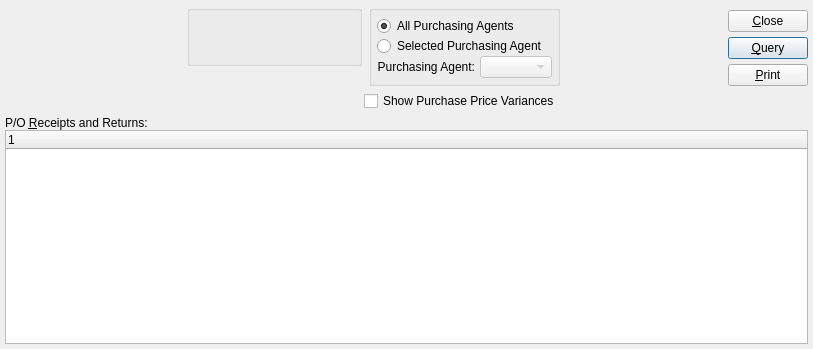
Before: the Qt Designer form xtuple/trunk/guiclient/dspPoItemReceivingsByDate.ui in WooodHead/xtuple, drawn with Qt 5.
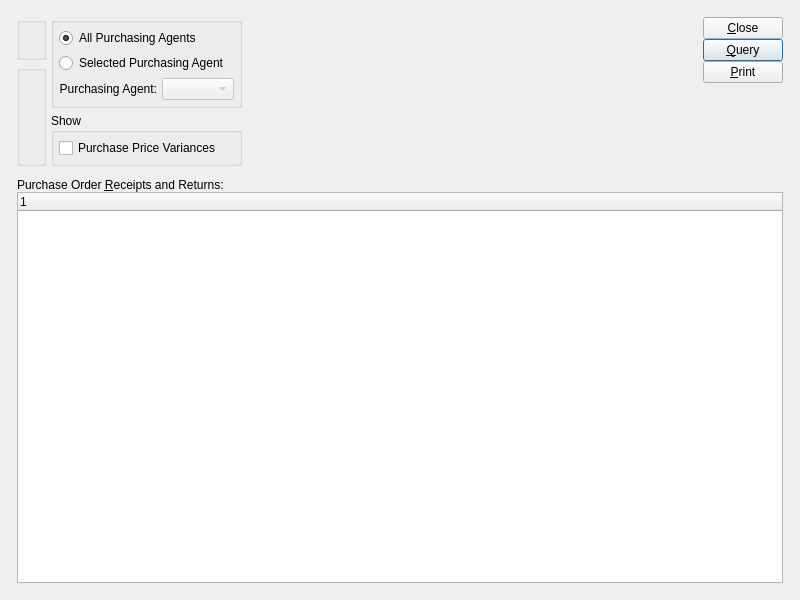
After: the same form once the commit is applied. Custom widgets are drawn as their Qt base class.

What changed in the file:
```diff
--- a/xtuple/trunk/guiclient/dspPoItemReceivingsByDate.ui
+++ b/xtuple/trunk/guiclient/dspPoItemReceivingsByDate.ui
@@ -13,110 +13,40 @@
    <rect>
     <x>0</x>
     <y>0</y>
-    <width>813</width>
-    <height>349</height>
+    <width>800</width>
+    <height>600</height>
    </rect>
   </property>
   <property name="windowTitle" >
    <string>Receipts and Returns by Date</string>
   </property>
-   <layout class="QVBoxLayout" >
-    <item>
-     <layout class="QHBoxLayout" >
+  <layout class="QGridLayout" name="gridLayout_7" >
+   <item row="0" column="0" >
+    <layout class="QGridLayout" name="gridLayout_6" >
       <property name="margin" >
-       <number>0</number>
+      <number>12</number>
       </property>
       <property name="spacing" >
-       <number>7</number>
-      </property>
+      <number>12</number>
+     </property>
+     <item row="0" column="0" >
+      <layout class="QHBoxLayout" name="horizontalLayout" >
       <item>
-       <layout class="QVBoxLayout" >
-        <property name="margin" >
-         <number>0</number>
-        </property>
-        <property name="spacing" >
-         <number>5</number>
-        </property>
-        <item>
-         <layout class="QHBoxLayout" >
-          <property name="margin" >
-           <number>0</number>
-          </property>
-          <property name="spacing" >
-           <number>7</number>
-          </property>
-          <item>
-           <layout class="QVBoxLayout" >
-            <property name="margin" >
-             <number>0</number>
-            </property>
-            <property name="spacing" >
-             <number>0</number>
-            </property>
-            <item>
+        <layout class="QGridLayout" name="gridLayout_5" >
+         <item row="0" column="0" >
+          <widget class="QGroupBox" name="_dateGroup" >
+           <property name="title" >
+            <string/>
+           </property>
+           <layout class="QGridLayout" name="gridLayout_2" >
+            <item row="0" column="0" >
              <widget class="DateCluster" name="_dates" />
             </item>
-            <item>
-             <spacer>
-              <property name="orientation" >
-               <enum>Qt::Vertical</enum>
-              </property>
-              <property name="sizeType" >
-               <enum>QSizePolicy::Preferred</enum>
-              </property>
-              <property name="sizeHint" >
-               <size>
-                <width>20</width>
-                <height>30</height>
-               </size>
-              </property>
-             </spacer>
-            </item>
            </layout>
-          </item>
-          <item>
-           <layout class="QVBoxLayout" >
-            <property name="margin" >
-             <number>0</number>
-            </property>
-            <property name="spacing" >
-             <number>0</number>
-            </property>
-            <item>
-             <widget class="WarehouseGroup" name="_warehouse" >
-              <property name="title" >
-               <string/>
-              </property>
-             </widget>
-            </item>
-            <item>
-             <spacer>
-              <property name="orientation" >
-               <enum>Qt::Vertical</enum>
-              </property>
-              <property name="sizeType" >
-               <enum>QSizePolicy::Preferred</enum>
-              </property>
-              <property name="sizeHint" >
-               <size>
-                <width>16</width>
-                <height>20</height>
-               </size>
-              </property>
-             </spacer>
-            </item>
-           </layout>
-          </item>
-          <item>
+          </widget>
+         </item>
+         <item rowspan="2" row="0" column="1" >
            <widget class="QGroupBox" name="_purchasingAgentGroup" >
-            <property name="sizePolicy" >
-             <sizepolicy>
-              <hsizetype>5</hsizetype>
-              <vsizetype>0</vsizetype>
-              <horstretch>0</horstretch>
-              <verstretch>0</verstretch>
-             </sizepolicy>
-            </property>
             <property name="minimumSize" >
              <size>
               <width>0</width>
@@ -126,14 +56,8 @@
             <property name="title" >
              <string/>
             </property>
-            <layout class="QVBoxLayout" >
-             <property name="margin" >
-              <number>5</number>
-             </property>
-             <property name="spacing" >
-              <number>0</number>
-             </property>
-             <item>
+           <layout class="QGridLayout" name="gridLayout_3" >
+            <item row="0" column="0" >
               <widget class="QRadioButton" name="_allPurchasingAgents" >
                <property name="text" >
                 <string>All Purchasing Agents</string>
@@ -143,18 +67,15 @@
                </property>
               </widget>
              </item>
-             <item>
+            <item row="1" column="0" >
               <widget class="QRadioButton" name="_selectedPurchasingAgent" >
                <property name="text" >
                 <string>Selected Purchasing Agent</string>
                </property>
               </widget>
              </item>
-             <item>
+            <item row="2" column="0" >
               <layout class="QHBoxLayout" >
-               <property name="margin" >
-                <number>0</number>
-               </property>
                <property name="spacing" >
                 <number>5</number>
                </property>
@@ -183,82 +104,53 @@
             </layout>
            </widget>
           </item>
-         </layout>
-        </item>
-        <item>
-         <layout class="QHBoxLayout" >
-          <property name="margin" >
-           <number>0</number>
-          </property>
-          <property name="spacing" >
-           <number>0</number>
-          </property>
-          <item>
-           <spacer>
-            <property name="orientation" >
-             <enum>Qt::Horizontal</enum>
-            </property>
-            <property name="sizeType" >
-             <enum>QSizePolicy::Expanding</enum>
-            </property>
-            <property name="sizeHint" >
-             <size>
-              <width>359</width>
-              <height>16</height>
-             </size>
-            </property>
-           </spacer>
-          </item>
-          <item>
+         <item rowspan="2" row="1" column="0" >
+          <widget class="WarehouseGroup" name="_warehouse" >
+           <property name="title" >
+            <string/>
+           </property>
+           <property name="fixedSize" >
+            <bool>false</bool>
+           </property>
+          </widget>
+         </item>
+         <item row="2" column="1" >
+          <widget class="QGroupBox" name="_showGroup" >
+           <property name="title" >
+            <string>Show</string>
+           </property>
+           <layout class="QGridLayout" name="gridLayout_4" >
+            <item row="0" column="0" >
            <widget class="XCheckBox" name="_showVariances" >
             <property name="text" >
-             <string>Show Purchase Price Variances</string>
+               <string>Purchase Price Variances</string>
             </property>
            </widget>
           </item>
          </layout>
+          </widget>
         </item>
        </layout>
       </item>
       <item>
-       <layout class="QVBoxLayout" >
-        <property name="margin" >
-         <number>0</number>
-        </property>
-        <property name="spacing" >
-         <number>0</number>
-        </property>
-        <item>
-         <layout class="QHBoxLayout" >
-          <property name="margin" >
-           <number>0</number>
-          </property>
-          <property name="spacing" >
-           <number>0</number>
-          </property>
-          <item>
-           <spacer>
+        <spacer name="horizontalSpacer" >
             <property name="orientation" >
              <enum>Qt::Horizontal</enum>
             </property>
-            <property name="sizeType" >
-             <enum>QSizePolicy::Expanding</enum>
-            </property>
-            <property name="sizeHint" >
+         <property name="sizeHint" stdset="0" >
              <size>
-              <width>20</width>
+           <width>0</width>
               <height>20</height>
              </size>
             </property>
            </spacer>
           </item>
           <item>
+        <layout class="QVBoxLayout" name="verticalLayout" >
+         <item>
            <layout class="QVBoxLayout" >
-            <property name="margin" >
-             <number>0</number>
-            </property>
             <property name="spacing" >
-             <number>5</number>
+            <number>0</number>
             </property>
             <item>
              <widget class="QPushButton" name="_close" >
@@ -289,20 +181,18 @@
             </item>
            </layout>
           </item>
-         </layout>
-        </item>
         <item>
          <spacer>
           <property name="orientation" >
            <enum>Qt::Vertical</enum>
           </property>
           <property name="sizeType" >
-           <enum>QSizePolicy::Preferred</enum>
-          </property>
-          <property name="sizeHint" >
+            <enum>QSizePolicy::Expanding</enum>
+           </property>
+           <property name="sizeHint" stdset="0" >
            <size>
-            <width>10</width>
-            <height>20</height>
+             <width>13</width>
+             <height>0</height>
            </size>
           </property>
          </spacer>
@@ -311,20 +201,33 @@
       </item>
      </layout>
     </item>
-    <item>
-     <layout class="QVBoxLayout" >
+     <item row="1" column="0" >
+      <widget class="QFrame" name="_frame" >
+       <property name="sizePolicy" >
+        <sizepolicy vsizetype="Expanding" hsizetype="Preferred" >
+         <horstretch>0</horstretch>
+         <verstretch>1</verstretch>
+        </sizepolicy>
+       </property>
+       <property name="frameShape" >
+        <enum>QFrame::NoFrame</enum>
+       </property>
+       <property name="frameShadow" >
+        <enum>QFrame::Raised</enum>
+       </property>
+       <layout class="QGridLayout" name="gridLayout" >
       <property name="margin" >
        <number>0</number>
       </property>
+        <item row="0" column="0" >
+         <layout class="QVBoxLayout" >
       <property name="spacing" >
        <number>0</number>
       </property>
       <item>
        <widget class="QLabel" name="_porecvLit" >
         <property name="sizePolicy" >
-         <sizepolicy>
-          <hsizetype>5</hsizetype>
-          <vsizetype>5</vsizetype>
+             <sizepolicy vsizetype="Preferred" hsizetype="Preferred" >
           <horstretch>0</horstretch>
           <verstretch>0</verstretch>
          </sizepolicy>
@@ -336,7 +239,7 @@
          </size>
         </property>
         <property name="text" >
-         <string>P/O &amp;Receipts and Returns:</string>
+             <string>Purchase Order &amp;Receipts and Returns:</string>
         </property>
         <property name="alignment" >
          <set>Qt::AlignVCenter</set>
@@ -353,6 +256,11 @@
     </item>
    </layout>
  </widget>
+     </item>
+    </layout>
+   </item>
+  </layout>
+ </widget>
  <layoutdefault spacing="5" margin="5" />
  <pixmapfunction>qPixmapFromMimeSource</pixmapfunction>
  <customwidgets>
@@ -361,21 +269,21 @@
    <extends>QWidget</extends>
    <header>datecluster.h</header>
   </customwidget>
-  <customwidget>
-   <class>XComboBox</class>
-   <extends>QComboBox</extends>
-   <header>xcombobox.h</header>
-  </customwidget>
-  <customwidget>
-   <class>XCheckBox</class>
-   <extends>QCheckBox</extends>
-   <header>xcheckbox.h</header>
-  </customwidget>
   <customwidget>
    <class>WarehouseGroup</class>
    <extends>QGroupBox</extends>
    <header>warehousegroup.h</header>
   </customwidget>
+  <customwidget>
+   <class>XCheckBox</class>
+   <extends>QCheckBox</extends>
+   <header>xcheckbox.h</header>
+  </customwidget>
+  <customwidget>
+   <class>XComboBox</class>
+   <extends>QComboBox</extends>
+   <header>xcombobox.h</header>
+  </customwidget>
   <customwidget>
    <class>XTreeWidget</class>
    <extends>QTreeWidget</extends>
```
Left out of the diff: 1 changed line with no effect on the pictures. Lines whose indentation alone changed are shown as unchanged.
